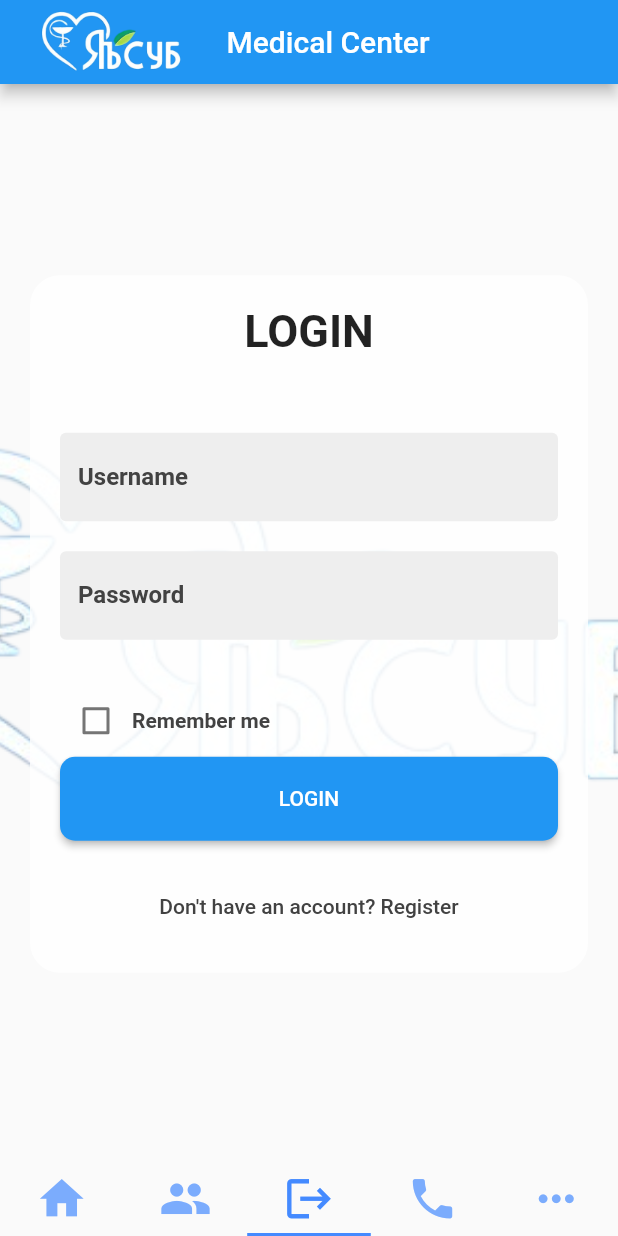
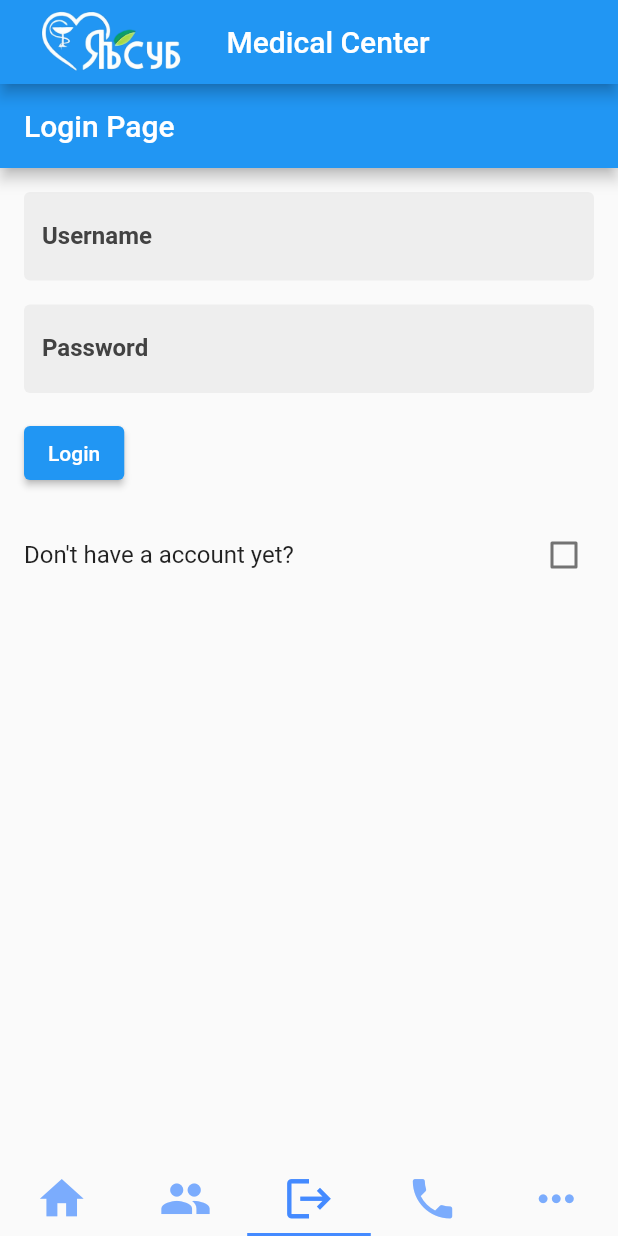
Before and after one commit to MrKomron/flutter_end_project, a Flutter app: the screen it shows after launch, item 3 of the bottom bar chosen, on a phone screen of 412 x 824 dp. Run offline on Flutter 3.47's test engine with Material 2 defaults, Android fonts, the phone set to English and light mode, and no system bars; our stand-ins replace audioplayers, video_player.

Commit message:
login page is aangepast

```diff
--- a/lib/pages/login.dart
+++ b/lib/pages/login.dart
@@ -1,10 +1,7 @@
 import 'package:flutter/material.dart';
-import 'package:flutter_end_project/pages/register.dart';
 
 void main() {
-  runApp(MaterialApp(
-    home: Login(),
-  ));
+  runApp(Login());
 }
 
 class Login extends StatefulWidget {
@@ -14,44 +11,51 @@ class Login extends StatefulWidget {
 
 class _LoginState extends State<Login> {
   bool _isChecked = false;
+  final _formKey = GlobalKey<FormState>();
 
   @override
   Widget build(BuildContext context) {
-    return Scaffold(
-      body: Stack(
+    return MaterialApp(
+      home: Scaffold(
+        appBar: AppBar(
+          title: Text('Login Page'),
+        ),
+        body: SingleChildScrollView(
+          child: Column(
+            crossAxisAlignment: CrossAxisAlignment.stretch,
+            children: <Widget>[
+              Padding(
+                padding: const EdgeInsets.all(16.0),
+                child: Form(
+                  key: _formKey,
+                  child: Column(
+                    crossAxisAlignment: CrossAxisAlignment.start,
                     children: [
-          Positioned.fill(
-            child: Container(
-              decoration: BoxDecoration(
-                image: DecorationImage(
-                  image: AssetImage('assets/images/logo.png'),
-                  fit: BoxFit.cover,
+                      if (_isChecked)
+                        TextFormField(
+                          decoration: InputDecoration(
+                            labelText: 'Email',
+                            labelStyle: TextStyle(
+                              fontWeight: FontWeight.bold,
+                              color: Colors.grey[800],
+                            ),
+                            filled: true,
+                            fillColor: Colors.grey[200],
+                            border: OutlineInputBorder(
+                              borderRadius: BorderRadius.circular(10.0),
+                            ),
+                            enabledBorder: OutlineInputBorder(
+                              borderSide: BorderSide.none,
                             ),
                           ),
+                          validator: (value) {
+                            if (value == null || value.isEmpty) {
+                              return 'Please enter your email';
+                            }
+                            return null;
+                          },
                         ),
-          ),
-          Center(
-            child: SingleChildScrollView(
-              child: Container(
-                margin: EdgeInsets.symmetric(horizontal: 20.0),
-                padding: EdgeInsets.all(20.0),
-                decoration: BoxDecoration(
-                  color: Colors.white.withOpacity(0.8),
-                  borderRadius: BorderRadius.circular(20.0),
-                ),
-                child: Column(
-                  mainAxisAlignment: MainAxisAlignment.center,
-                  crossAxisAlignment: CrossAxisAlignment.stretch,
-                  children: [
-                    Text(
-                      'LOGIN',
-                      style: TextStyle(
-                        fontSize: 30.0,
-                        fontWeight: FontWeight.bold,
-                      ),
-                      textAlign: TextAlign.center,
-                    ),
-                    SizedBox(height: 50.0),
+                      if (!_isChecked)
                         TextFormField(
                           decoration: InputDecoration(
                             labelText: 'Username',
@@ -75,9 +79,9 @@ class _LoginState extends State<Login> {
                             return null;
                           },
                         ),
-
-                    SizedBox(height: 20.0),
+                      SizedBox(height: 16.0),
                       TextFormField(
+                        obscureText: true,
                         decoration: InputDecoration(
                           labelText: 'Password',
                           labelStyle: TextStyle(
@@ -93,61 +97,38 @@ class _LoginState extends State<Login> {
                             borderSide: BorderSide.none,
                           ),
                         ),
-                      obscureText: true,
-                    ),
-                    SizedBox(height: 30.0),
-                    Row(
-                      children: [
-                        Checkbox(
-                          value: _isChecked,
-                          onChanged: (value) {
-                            setState(() {
-                              _isChecked = value!;
-                            });
+                        validator: (value) {
+                          if (value == null || value.isEmpty) {
+                            return 'Please enter your password';
+                          }
+                          return null;
                         },
                       ),
-                        Text(
-                          'Remember me',
-                          style: TextStyle(
-                            fontWeight: FontWeight.bold,
-                            color: Colors.grey[800],
-                          ),
-                        ),
-                      ],
-                    ),
+                      SizedBox(height: 16.0),
                       ElevatedButton(
                         onPressed: () {
-                        print("Login is clicked");
+                          if (_formKey.currentState!.validate()) {
+                            // Process data.
+                          }
                         },
-                      child: Text('LOGIN'),
-                      style: ElevatedButton.styleFrom(
-                        padding: EdgeInsets.symmetric(vertical: 20.0),
-                        shape: RoundedRectangleBorder(
-                          borderRadius: BorderRadius.circular(10.0),
-                        ),
-                      ),
-                    ),
-                    SizedBox(height: 20.0),
-                    TextButton(
-                      onPressed: () {
-                        Navigator.pushReplacement(
-                          context,
-                          MaterialPageRoute(builder: (context) => RegisterScreen()),
-                        );
-                      },
-                      child: Text(
-                        "Don't have an account? Register",
-                        style: TextStyle(
-                          color: Colors.grey[800],
-                        ),
-                      ),
+                        child: Text(_isChecked ? 'Register' : 'Login'),
                       ),
                     ],
                   ),
                 ),
               ),
+              CheckboxListTile(
+                title: Text('Don\'t have a account yet?'),
+                value: _isChecked,
+                onChanged: (bool? value) {
+                  setState(() {
+                    _isChecked = value ?? false;
+                  });
+                },
               ),
             ],
+          ),
+        ),
       ),
     );
   }
```
Lines whose indentation alone changed are shown as unchanged.
